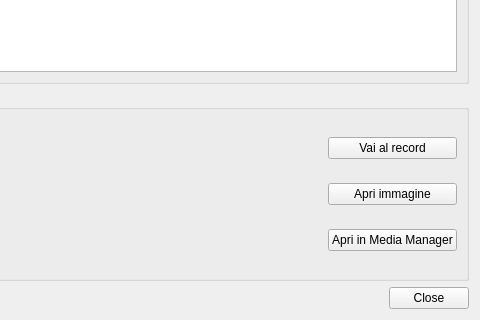
The window that gui/ui/pyarchinit_image_search_dialog.ui (pyarchinit/pyarchinit) describes before a commit, drawn with Qt 5; both pictures show x 420 to 900 and y 380 to 700 of the 900 by 700 pixel window.
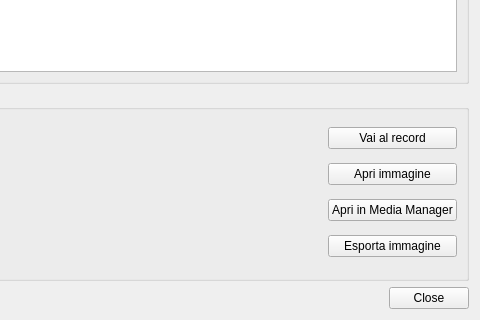
The same window after the commit. Icons and pictures are not drawn.

Commit message:
fix(image-search): fix database connection and add export functionality
- Fix database connection using get_db_manager() with use_singleton=True
- Fix combobox loading using proper group_by() method with Utility class
- Add export button and right-click context menu for image export
- Improve error handling for database operations
- Fix filepath resolution for both tagged and untagged images

What changed in the file:
```diff
--- a/gui/ui/pyarchinit_image_search_dialog.ui
+++ b/gui/ui/pyarchinit_image_search_dialog.ui
@@ -334,6 +334,13 @@
           </property>
          </widget>
         </item>
+        <item>
+         <widget class="QPushButton" name="pushButton_export_image">
+          <property name="text">
+           <string>Esporta immagine</string>
+          </property>
+         </widget>
+        </item>
        </layout>
       </item>
      </layout>
```
The commit also changes 1 other file.
